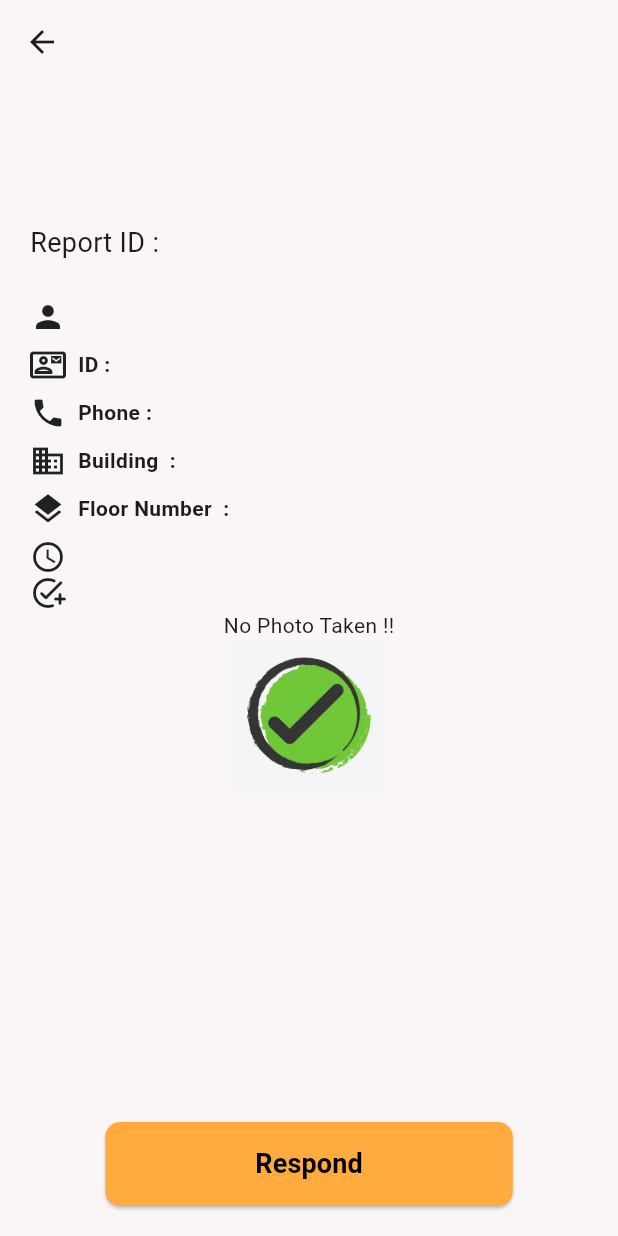
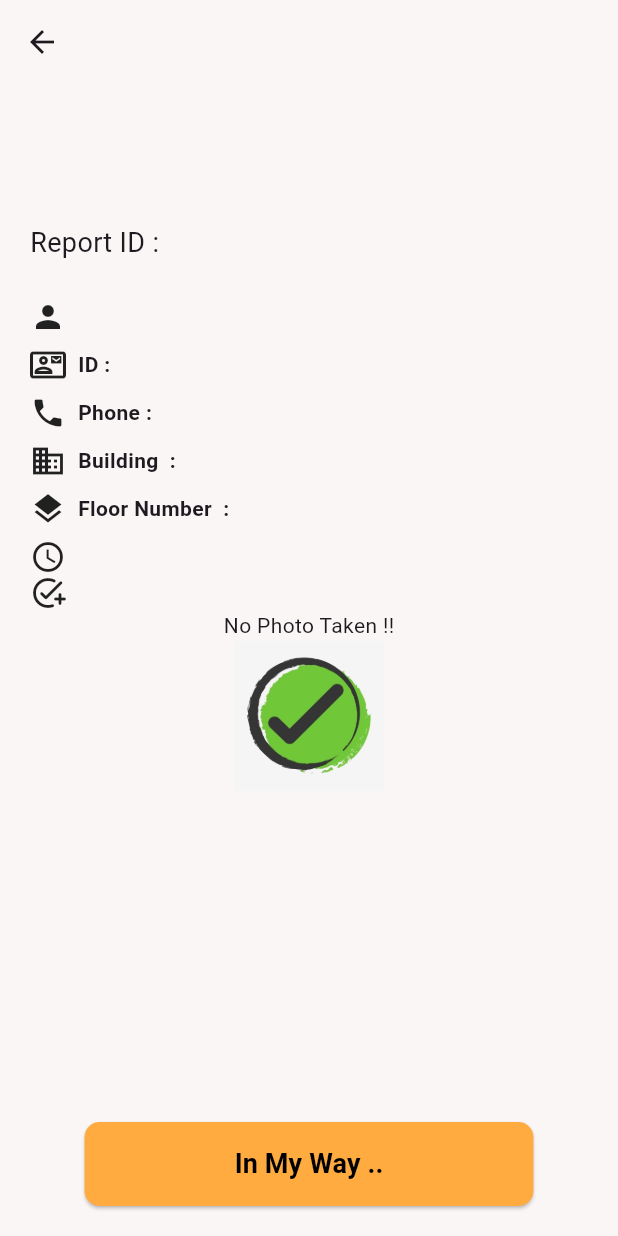
Before and after one commit to OmarMost/gis, a Flutter app: the ReportBROBLEMS screen opened directly with empty values, on a phone screen of 412 x 824 dp. Run offline on Flutter 3.47's test engine with Material 3 defaults, Android fonts, the phone set to English and light mode, and no system bars; our stand-ins replace cloud_firestore, firebase_auth, firebase_core, firebase_storage, geolocator, google_maps_flutter and 2 more; accounts and stored records are empty; Roboto replaces fonts that are missing (DidactGothic-Regular).

Commit message:
responded

```diff
--- a/lib/Screens/SecurtyScreens/reportPROBLEMS.dart
+++ b/lib/Screens/SecurtyScreens/reportPROBLEMS.dart
@@ -1,7 +1,7 @@
 import 'package:flutter/material.dart';
 import 'package:cloud_firestore/cloud_firestore.dart';
 
-class ReportBROBLEMS extends StatelessWidget {
+class ReportBROBLEMS extends StatefulWidget {
   final String name;
   final String userid;
   final String phoneNumber;
@@ -13,7 +13,6 @@ class ReportBROBLEMS extends StatelessWidget {
   final String? Photo;
   final String State;
   final String time;
-  String? Reportdoc;
 
   ReportBROBLEMS({
     required this.State,
@@ -29,13 +28,31 @@ class ReportBROBLEMS extends StatelessWidget {
     required this.time,
   });
 
+  @override
+  _ReportBROBLEMSState createState() => _ReportBROBLEMSState();
+}
+
+class _ReportBROBLEMSState extends State<ReportBROBLEMS> {
+  bool isResponded = true;
+  bool isFirstClick = true;
   void updateStateToX() async {
     FirebaseFirestore firestore = FirebaseFirestore.instance;
 
+    String newState = isFirstClick ? "New Value 1" : "New Value 2";
+
     FirebaseFirestore.instance
         .collection('Reports')
-        .doc(Reportdoc)
-        .update({'State': "Responded"});
+        .doc(widget.reportId)
+        .update({'FieldName': newState});
+
+    if (!isFirstClick) {
+      Navigator.pop(context);
+    }
+
+    setState(() {
+      isResponded = !isResponded;
+      isFirstClick = false;
+    });
   }
 
   @override
@@ -51,12 +68,12 @@ class ReportBROBLEMS extends StatelessWidget {
           crossAxisAlignment: CrossAxisAlignment.start,
           children: [
             Text(
-              reporttype,
+              widget.reporttype,
               style: TextStyle(fontSize: 45, fontWeight: FontWeight.bold),
             ),
             SizedBox(height: 8),
             Text(
-              'Report ID : $reportId',
+              'Report ID : ${widget.reportId}',
               style: TextStyle(fontSize: 18),
             ),
             SizedBox(height: 24),
@@ -66,7 +83,7 @@ class ReportBROBLEMS extends StatelessWidget {
                 Icon(Icons.person),
                 SizedBox(width: 8),
                 Text(
-                  name,
+                  widget.name,
                   style: TextStyle(fontWeight: FontWeight.bold),
                 ),
               ],
@@ -78,7 +95,7 @@ class ReportBROBLEMS extends StatelessWidget {
                 Icon(Icons.quick_contacts_mail_outlined),
                 SizedBox(width: 8),
                 Text(
-                  'ID : $userid',
+                  'ID : ${widget.userid}',
                   style: TextStyle(fontWeight: FontWeight.bold),
                 ),
               ],
@@ -90,7 +107,7 @@ class ReportBROBLEMS extends StatelessWidget {
                 Icon(Icons.phone),
                 SizedBox(width: 8),
                 Text(
-                  "Phone : $phoneNumber",
+                  "Phone : ${widget.phoneNumber}",
                   style: TextStyle(fontWeight: FontWeight.bold),
                 ),
               ],
@@ -102,7 +119,7 @@ class ReportBROBLEMS extends StatelessWidget {
                 Icon(Icons.business),
                 SizedBox(width: 8),
                 Text(
-                  'Building  : $buildingName',
+                  'Building  : ${widget.buildingName}',
                   style: TextStyle(fontWeight: FontWeight.bold),
                 ),
               ],
@@ -114,7 +131,7 @@ class ReportBROBLEMS extends StatelessWidget {
                 Icon(Icons.layers),
                 SizedBox(width: 8),
                 Text(
-                  'Floor Number  : $floorNumber',
+                  'Floor Number  : ${widget.floorNumber}',
                   style: TextStyle(fontWeight: FontWeight.bold),
                 ),
               ],
@@ -126,7 +143,7 @@ class ReportBROBLEMS extends StatelessWidget {
                 Icon(Icons.access_time),
                 SizedBox(width: 8),
                 Text(
-                  time,
+                  widget.time,
                   style: TextStyle(fontWeight: FontWeight.bold),
                 ),
               ],
@@ -137,7 +154,7 @@ class ReportBROBLEMS extends StatelessWidget {
                 Icon(Icons.add_task_rounded),
                 SizedBox(width: 8),
                 Text(
-                  State,
+                  widget.State,
                   style: TextStyle(fontWeight: FontWeight.bold),
                 ),
               ],
@@ -145,12 +162,13 @@ class ReportBROBLEMS extends StatelessWidget {
             Row(
               mainAxisAlignment: MainAxisAlignment.center,
               children: [
-                Photo != ""?
-                Image(
-                  image: NetworkImage(Photo!),
-                  width: 250,
-                  height: 230,
-                ) : Text("No Photo Taken !!")
+                widget.Photo != ""
+                    ? Image(
+                        image: NetworkImage(widget.Photo!),
+                        width: 250,
+                        height: 230,
+                      )
+                    : Text("No Photo Taken !!")
               ],
             ),
             Row(
@@ -159,7 +177,7 @@ class ReportBROBLEMS extends StatelessWidget {
                 Container(
                   height: 100,
                   width: 100,
-                  child: State == "No Response Yet .."
+                  child: widget.State == "No Response Yet .."
                       ? Image.asset('assets/False.jpg')
                       : Image.asset('assets/True.jpg'),
                 ),
@@ -173,18 +191,20 @@ class ReportBROBLEMS extends StatelessWidget {
                   shape: RoundedRectangleBorder(
                     borderRadius: BorderRadius.circular(10.0),
                   ),
-                  backgroundColor: Colors.orangeAccent,
+                  backgroundColor:
+                      isResponded ? Colors.orangeAccent : Colors.green,
                   padding: EdgeInsets.symmetric(horizontal: 100, vertical: 15),
                 ),
                 onPressed: () {
                   updateStateToX();
                 },
                 child: Text(
-                  'Respond',
+                  isResponded ? 'In My Way ..' : 'Responded',
                   style: TextStyle(
-                      fontSize: 18,
-                      fontWeight: FontWeight.bold,
-                      color: Colors.black),
+                    fontSize: 18,
+                    fontWeight: FontWeight.bold,
+                    color: Colors.black,
+                  ),
                 ),
               ),
             ),
--- a/lib/Screens/onboarding_Screens/on_boarding.dart
+++ b/lib/Screens/onboarding_Screens/on_boarding.dart
@@ -10,7 +10,7 @@ import 'package:gis/Screens/StudentScreens/last_first_aid.dart';
 import 'package:gis/Screens/SecurtyScreens/map.dart'; //to test map
 import '../StudentScreens/student_home.dart'; //By Elgammal
 import 'on_boarding2.dart';
-//////////////////////////////ozmaisback
+
 
 class Onboarding extends StatelessWidget {
   final Key? key; // Named 'key' parameter added to the constructor
--- a/pubspec.yaml
+++ b/pubspec.yaml
@@ -78,6 +78,7 @@ flutter:
     - assets/Student_logo.jpg
     - assets/True.jpg
     - assets/False.jpg
+    - assets/notfinshed.png
 
   fonts:
     - family: Didact_Gothic
```
Also changed, not shown: lib/Screens/SecurtyScreens/home_secPROBLEMS.dart (+26 -62 lines), assets/notfinshed.png (added).
